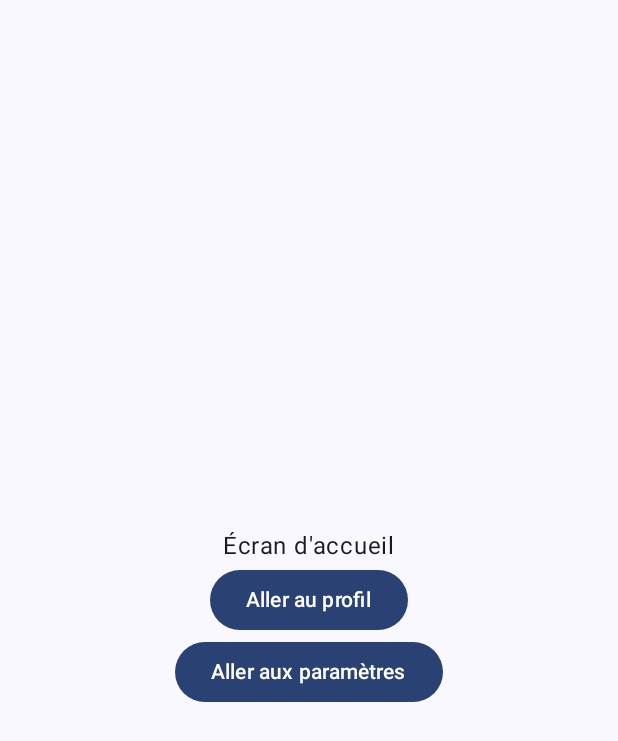
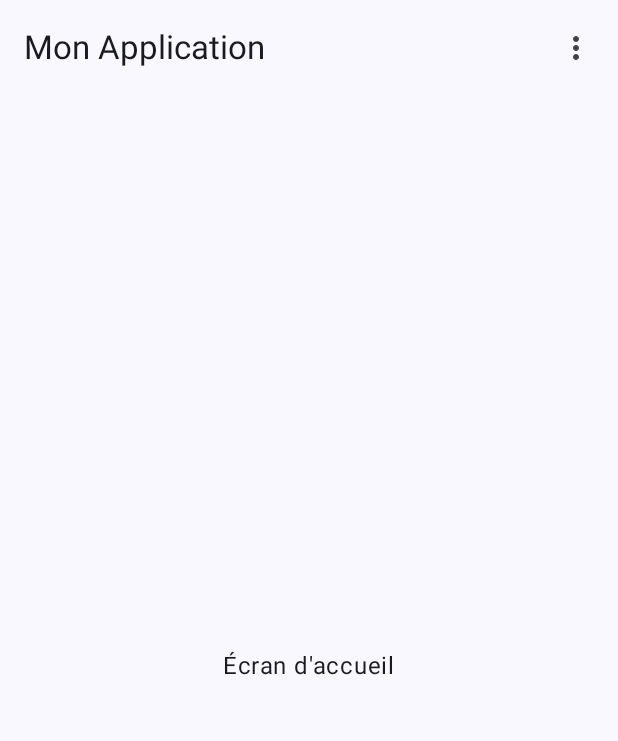
Before and after one commit to profdenis/NavigationSimple, an Android app built with Jetpack Compose: the screen it shows after launch (MainActivity), on a phone screen of 412 x 824 dp. Shown: the top 741 px of the screen. Run offline under Robolectric (Android 15) with nearby library versions, the phone set to English and light mode, and no system bars.

Commit message:
navigation à l'aide d'un menu dans la barre supérieure

```diff
--- a/app/src/main/java/denis/rinfret/navigationsimple/MainActivity.kt
+++ b/app/src/main/java/denis/rinfret/navigationsimple/MainActivity.kt
@@ -8,25 +8,35 @@ import androidx.compose.foundation.layout.Arrangement
 import androidx.compose.foundation.layout.Column
 import androidx.compose.foundation.layout.fillMaxSize
 import androidx.compose.foundation.layout.padding
-import androidx.compose.material3.Button
+import androidx.compose.material.icons.Icons
+import androidx.compose.material.icons.filled.MoreVert
+import androidx.compose.material3.DropdownMenu
+import androidx.compose.material3.DropdownMenuItem
+import androidx.compose.material3.ExperimentalMaterial3Api
+import androidx.compose.material3.Icon
+import androidx.compose.material3.IconButton
 import androidx.compose.material3.MaterialTheme
 import androidx.compose.material3.Scaffold
 import androidx.compose.material3.Surface
 import androidx.compose.material3.Text
+import androidx.compose.material3.TopAppBar
 import androidx.compose.runtime.Composable
+import androidx.compose.runtime.getValue
+import androidx.compose.runtime.mutableStateOf
+import androidx.compose.runtime.remember
+import androidx.compose.runtime.setValue
 import androidx.compose.ui.Alignment
 import androidx.compose.ui.Modifier
-import androidx.compose.ui.tooling.preview.Preview
 import androidx.navigation.NavController
 import androidx.navigation.compose.NavHost
 import androidx.navigation.compose.composable
 import androidx.navigation.compose.rememberNavController
 import denis.rinfret.navigationsimple.ui.theme.NavigationSimpleTheme
 
-sealed class Screen(val route: String) {
-    object Home : Screen("home")
-    object Profile : Screen("profile")
-    object Settings : Screen("settings")
+sealed class Screen(val route: String, val title: String) {
+    data object Home : Screen("home", "Accueil")
+    data object Profile : Screen("profile", "Profil")
+    data object Settings : Screen("settings", "Paramètres")
 }
 
 class MainActivity : ComponentActivity() {
@@ -47,78 +57,104 @@ class MainActivity : ComponentActivity() {
 }
 
 @Composable
-fun HomeScreen(navController: NavController) {
+fun HomeScreen() {
     Column(
         modifier = Modifier.fillMaxSize(),
         horizontalAlignment = Alignment.CenterHorizontally,
         verticalArrangement = Arrangement.Center
     ) {
         Text("Écran d'accueil")
-        Button(onClick = { navController.navigate(Screen.Profile.route) }) {
-            Text("Aller au profil")
-        }
-        Button(onClick = { navController.navigate(Screen.Settings.route) }) {
-            Text("Aller aux paramètres")
-        }
     }
 }
 
 @Composable
-fun ProfileScreen(navController: NavController) {
+fun ProfileScreen() {
     Column(
         modifier = Modifier.fillMaxSize(),
         horizontalAlignment = Alignment.CenterHorizontally,
         verticalArrangement = Arrangement.Center
     ) {
         Text("Écran de profil")
-        Button(onClick = { navController.navigate(Screen.Settings.route) }) {
-            Text("Aller aux paramètres")
-        }
-        Button(onClick = { navController.popBackStack() }) {
-            Text("Retour")
-        }
     }
 }
 
 @Composable
-fun SettingsScreen(navController: NavController) {
+fun SettingsScreen() {
     Column(
         modifier = Modifier.fillMaxSize(),
         horizontalAlignment = Alignment.CenterHorizontally,
         verticalArrangement = Arrangement.Center
     ) {
         Text("Écran des paramètres")
-        Button(onClick = { navController.popBackStack() }) {
-            Text("Retour")
     }
-        Button(
+}
+
+@OptIn(ExperimentalMaterial3Api::class)
+@Composable
+fun TopAppBarWithMenu(navController: NavController) {
+    var showMenu by remember { mutableStateOf(false) }
+
+    TopAppBar(
+        title = { Text("Mon Application") },
+        actions = {
+            IconButton(onClick = { showMenu = !showMenu }) {
+                Icon(Icons.Default.MoreVert, contentDescription = "Menu")
+            }
+            DropdownMenu(
+                expanded = showMenu,
+                onDismissRequest = { showMenu = false }
+            ) {
+                DropdownMenuItem(
+                    text = { Text(Screen.Home.title) },
                     onClick = {
                         navController.navigate(Screen.Home.route) {
                             popUpTo(Screen.Home.route) { inclusive = true }
                         }
+                        showMenu = false
                     }
-        ) {
-            Text("Retour à l'accueil")
+                )
+                DropdownMenuItem(
+                    text = { Text(Screen.Profile.title) },
+                    onClick = {
+                        navController.navigate(Screen.Profile.route)
+                        showMenu = false
+                    }
+                )
+                DropdownMenuItem(
+                    text = { Text(Screen.Settings.title) },
+                    onClick = {
+                        navController.navigate(Screen.Settings.route)
+                        showMenu = false
+                    }
+                )
             }
         }
+    )
 }
 
 @Composable
 fun AppNavigation() {
     val navController = rememberNavController()
 
+    Scaffold(
+        topBar = {
+            TopAppBarWithMenu(navController)
+        }
+    ) { paddingValues ->
         NavHost(
             navController = navController,
-        startDestination = Screen.Home.route
+            startDestination = Screen.Home.route,
+            modifier = Modifier.padding(paddingValues)
         ) {
             composable(Screen.Home.route) {
-            HomeScreen(navController)
+                HomeScreen()
             }
             composable(Screen.Profile.route) {
-            ProfileScreen(navController)
+                ProfileScreen()
             }
             composable(Screen.Settings.route) {
-            SettingsScreen(navController)
+                SettingsScreen()
             }
         }
     }
+}
```
Lines whose indentation alone changed are shown as unchanged.
